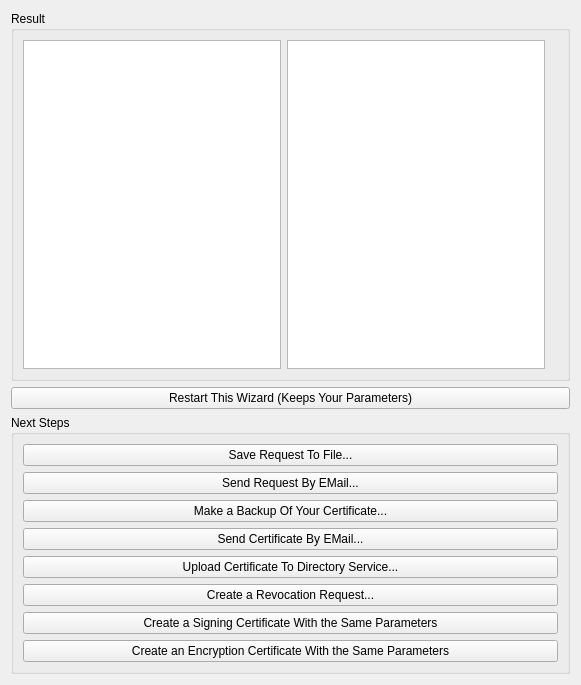
This is newcertificatewizard/resultpage.ui in sensama/kleopatra as Qt 5 draws it before an edit. The edited form follows.
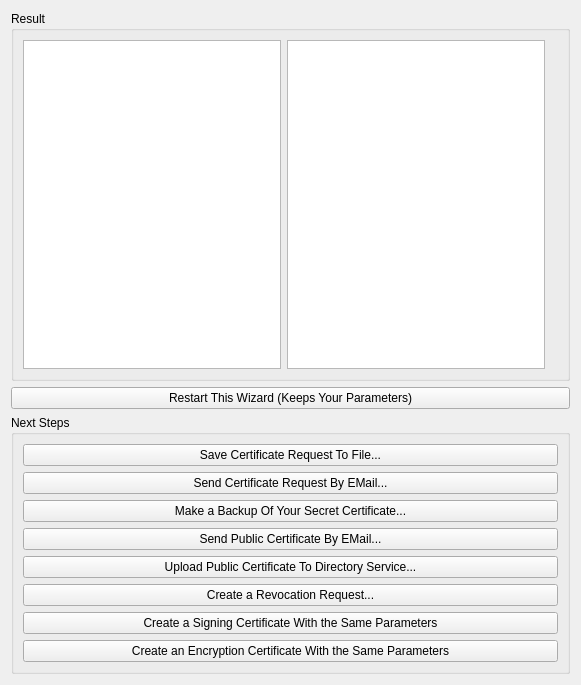
This is the edited form. Custom widgets are drawn as their Qt base class.

Commit message: Change the english version of there strings as well.

What changed in the file:
```diff
--- a/newcertificatewizard/resultpage.ui
+++ b/newcertificatewizard/resultpage.ui
@@ -51,35 +51,35 @@
       <item>
        <widget class="QPushButton" name="saveRequestToFilePB" >
         <property name="text" >
-         <string>Save Request To File...</string>
+         <string>Save Certificate Request To File...</string>
         </property>
        </widget>
       </item>
       <item>
        <widget class="QPushButton" name="sendRequestByEMailPB" >
         <property name="text" >
-         <string>Send Request By EMail...</string>
+         <string>Send Certificate Request By EMail...</string>
         </property>
        </widget>
       </item>
       <item>
        <widget class="QPushButton" name="makeBackupPB" >
         <property name="text" >
-         <string>Make a Backup Of Your Certificate...</string>
+         <string>Make a Backup Of Your Secret Certificate...</string>
         </property>
        </widget>
       </item>
       <item>
        <widget class="QPushButton" name="sendCertificateByEMailPB" >
         <property name="text" >
-         <string>Send Certificate By EMail...</string>
+         <string>Send Public Certificate By EMail...</string>
         </property>
        </widget>
       </item>
       <item>
        <widget class="QPushButton" name="uploadToKeyserverPB" >
         <property name="text" >
-         <string>Upload Certificate To Directory Service...</string>
+         <string>Upload Public Certificate To Directory Service...</string>
         </property>
        </widget>
       </item>
```
The commit also changes 2 other files.
